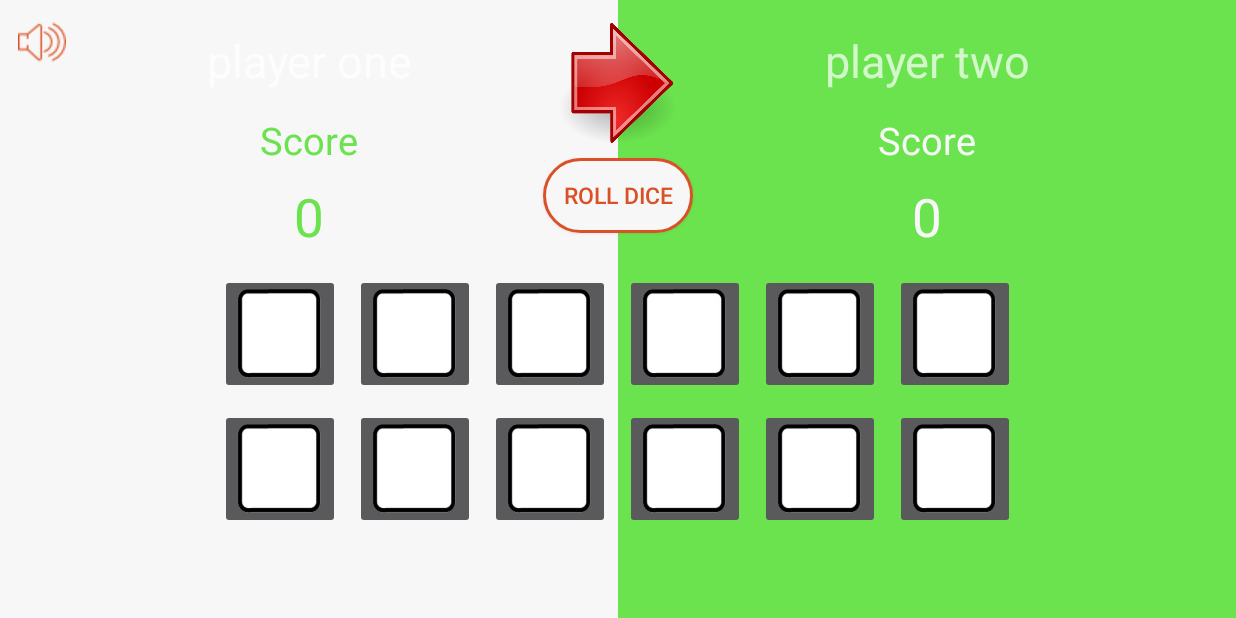
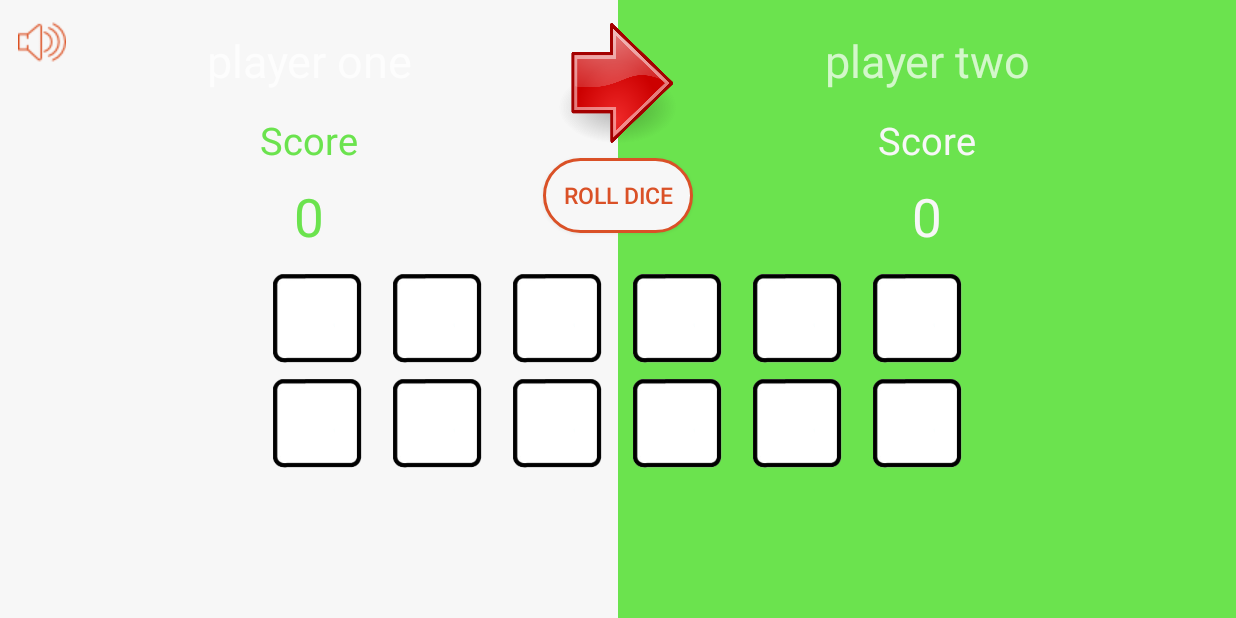
Before and after one commit to benjika/DiceOlympics, an Android app: the MidnightGame screen opened directly, with no data from a screen before it, on a phone screen of 824 x 412 dp (held sideways). Run offline under Robolectric (Android 15) with nearby library versions, the phone set to English and light mode, and no system bars; 2 statements that could not run were skipped.

Commit message:
-to fix GameFunction.rolldice function

```diff
--- a/app/src/main/java/com/example/beni/diceolympics/MidnightGame.java
+++ b/app/src/main/java/com/example/beni/diceolympics/MidnightGame.java
@@ -1,11 +1,17 @@
 package com.example.beni.diceolympics;
 
+import android.content.Intent;
+import android.hardware.SensorManager;
 import android.media.MediaPlayer;
+import android.os.Handler;
 import android.support.v7.app.AppCompatActivity;
 import android.os.Bundle;
 import android.view.View;
+import android.view.animation.Animation;
+import android.view.animation.AnimationUtils;
 import android.widget.Button;
 import android.widget.ImageButton;
+import android.widget.ImageView;
 import android.widget.TextView;
 import android.widget.Toast;
 
@@ -14,8 +20,7 @@ public class MidnightGame extends AppCompatActivity {
     String[] getNamesArr;
     int[] getScores;
 
-    int sum1 = 0;
-    int sum2 = 0;
+    SensorManager shakeManager; //Activates dice shaker
 
     int playerTurn = (int) Math.random() * 2 + 1;
 
@@ -35,6 +40,14 @@ public class MidnightGame extends AppCompatActivity {
 
     TextView PlayerName1;
     TextView PlayerName2;
+    TextView PlayerScore1;
+    TextView PlayerScore2;
+
+    ImageView arrow;
+    Animation changeArrowTo1;
+    Animation changeArrowTo2;
+
+boolean isFirstShake=true;
 
     int[] diceValues = {0, 0, 0, 0, 0, 0};
 
@@ -45,8 +58,7 @@ public class MidnightGame extends AppCompatActivity {
     ImageButton fifthDice_Chosen;
     ImageButton sixthDice_Chosen;
 
-    boolean[] arrayOfValuesChosen = {true, true, true, true, true};
-    int diceAmount = arrayOfValuesChosen.length;
+
     ImageButton[] arrayOfButtonsChosen = {firstDice_Chosen, secondDice_Chosen, thirdDice_Chosen,
             fourthDice_Chosen, fifthDice_Chosen, sixthDice_Chosen};
 
@@ -57,9 +69,11 @@ public class MidnightGame extends AppCompatActivity {
     ImageButton fifthDice_unChosen;
     ImageButton sixthDice_unChosen;
 
-    boolean[] arrayOfValuesUnChosen = {false, false, false, false, false};
+    boolean[] arrayOfValuesUnChosen = {true, true, true, true, true, true};
     ImageButton[] arrayOfButtonsUnChosen = {firstDice_unChosen, secondDice_unChosen,
             thirdDice_unChosen, fourthDice_unChosen, fifthDice_unChosen, sixthDice_unChosen};
+
+    int diceAmount = arrayOfValuesUnChosen.length;
 
     int diceCountCurr = diceAmount;
     int diceCountTot = diceAmount;
@@ -191,8 +205,63 @@ public class MidnightGame extends AppCompatActivity {
             @Override
             public void onClick(View v) {
                 if (playerTurn == 1) {
+                    PlayerScore1.setText(String.valueOf(countDice()));
+                    playerTurn = 2;
+                    arrow.startAnimation(changeArrowTo2);
+                } else {
+                    PlayerScore2.setText(String.valueOf(countDice()));
+                    playerTurn = 1;
+                    arrow.startAnimation(changeArrowTo1);
+                }
 
+                refreshDice();
+
+
+            }
+        });
+
+        EndgameBTN.setOnClickListener(new View.OnClickListener() {
+            @Override
+            public void onClick(View v) {
+                if (playerTurn == 1) {
+                    PlayerScore1.setText(String.valueOf(countDice()));
+                } else {
+                    PlayerScore2.setText(String.valueOf(countDice()));
                 }
+
+                final int player1ScoreINT = Integer.parseInt(PlayerScore1.getText().toString());
+                final int player2ScoreINT = Integer.parseInt(PlayerScore2.getText().toString());
+
+
+                Runnable r = new Runnable() {
+                    @Override
+                    public void run() {
+
+                        final Intent intent =
+                                new Intent(MidnightGame.this, WinnerScreen.class);
+                        intent.putExtra("NameArr", getNamesArr);
+                        intent.putExtra("GameToReplay", "Midnight");
+
+                        if (player1ScoreINT == player2ScoreINT) {
+                            intent.putExtra("WinnerName", 3);
+                        } else if (player1ScoreINT > player2ScoreINT) {
+                            getScores[0]++;
+                            intent.putExtra("WinnerName", 0);
+
+                        } else {
+                            getScores[1]++;
+                            intent.putExtra("WinnerName", 1);
+                        }
+
+                        intent.putExtra("ScoresArr", getScores);
+                        startActivity(intent);
+                        finish();
+                    }
+                };
+
+                Handler handler = new Handler();
+
+                handler.postDelayed(r, 2500);
             }
         });
 
@@ -205,6 +274,17 @@ public class MidnightGame extends AppCompatActivity {
         EndTurnBTN = (Button) findViewById(R.id.midnight_game_endTurn);
         EndgameBTN = (Button) findViewById(R.id.midnight_game_endgame);
 
+        arrow = (ImageView) findViewById(R.id.midnight_turnArrow);
+        changeArrowTo1 = AnimationUtils.loadAnimation(MidnightGame.this, R.anim.arrorflipto1);
+        changeArrowTo2 = AnimationUtils.loadAnimation(MidnightGame.this, R.anim.arrowflipto2);
+        if (playerTurn == 1) arrow.startAnimation(changeArrowTo1);
+        else arrow.startAnimation(changeArrowTo2);
+
+
+        //Activate Shaker
+        shakeManager = (SensorManager) getSystemService(SENSOR_SERVICE);
+        Shaker.setNameOfGame("Midnight");
+        Shaker.startShaker(shakeManager);
 
         firstDice_Chosen = (ImageButton) findViewById(R.id.midnight_game_diceFirst_chosen);
         secondDice_Chosen = (ImageButton) findViewById(R.id.midnight_game_diceSecond_chosen);
@@ -219,6 +299,26 @@ public class MidnightGame extends AppCompatActivity {
         fourthDice_unChosen = (ImageButton) findViewById(R.id.midnight_game_diceFourth_unChosen);
         fifthDice_unChosen = (ImageButton) findViewById(R.id.midnight_game_diceFifth_unChosen);
         sixthDice_unChosen = (ImageButton) findViewById(R.id.midnight_game_diceSixth_unChosen);
+
+        refreshDice();
+
+    }
+
+    void refreshDice() {
+
+        firstDice_Chosen.setImageResource(R.drawable.diceempty);
+        secondDice_Chosen.setImageResource(R.drawable.diceempty);
+        thirdDice_Chosen.setImageResource(R.drawable.diceempty);
+        fourthDice_Chosen.setImageResource(R.drawable.diceempty);
+        fifthDice_Chosen.setImageResource(R.drawable.diceempty);
+        sixthDice_Chosen.setImageResource(R.drawable.diceempty);
+
+        firstDice_unChosen.setImageResource(R.drawable.diceempty);
+        secondDice_unChosen.setImageResource(R.drawable.diceempty);
+        thirdDice_unChosen.setImageResource(R.drawable.diceempty);
+        fourthDice_unChosen.setImageResource(R.drawable.diceempty);
+        fifthDice_unChosen.setImageResource(R.drawable.diceempty);
+        sixthDice_unChosen.setImageResource(R.drawable.diceempty);
 
         firstDice_Chosen.setClickable(false);
         secondDice_Chosen.setClickable(false);
@@ -240,6 +340,19 @@ public class MidnightGame extends AppCompatActivity {
 
         getNamesArr = getIntent().getStringArrayExtra("NameArr");
         getScores = getIntent().getIntArrayExtra("ScoresArr");
+
+        PlayerName1 = (TextView) findViewById(R.id.midnight_game_playerName1);
+        PlayerName2 = (TextView) findViewById(R.id.midnight_game_playerName1);
+
+        PlayerName1.setText(getNamesArr[0]);
+        PlayerName2.setText(getNamesArr[1]);
+
+        PlayerScore1 = (TextView) findViewById(R.id.midnight_game_scorePlayer1);
+        PlayerScore2 = (TextView) findViewById(R.id.midnight_game_scorePlayer2);
+
+        PlayerScore1.setText("0");
+        PlayerScore2.setText("0");
+
     }
 
     void setDice_InAndOut_OfBank(ImageButton diceOld, ImageButton diceNew, int i) {
@@ -275,10 +388,12 @@ public class MidnightGame extends AppCompatActivity {
 
     void UltimateShake() {
 
-        if (diceCountTot == diceCountCurr) {
+        if (diceCountTot == diceCountCurr && !isFirstShake) {
             Toast.makeText(this, R.string.noDiceWereChosen, Toast.LENGTH_SHORT);
             return;
         }
+
+        isFirstShake = false;
 
         diceCountTot = diceCountCurr;
 
@@ -315,6 +430,7 @@ public class MidnightGame extends AppCompatActivity {
     }
 
     void checkButtons() {
+
         if (RollTheDiceBTN.getVisibility() == View.VISIBLE) return;
 
         if (EndgameBTN.getVisibility() == View.VISIBLE) EndgameBTN.setVisibility(View.GONE);
@@ -322,4 +438,23 @@ public class MidnightGame extends AppCompatActivity {
 
         RollTheDiceBTN.setVisibility(View.VISIBLE);
     }
+
+    int countDice() {
+
+        int sum = 0;
+
+        for (int i = 0; i < diceAmount; i++) {
+            sum += diceValues[i];
+
+            if (diceValues[i] == 1) was1 = true;
+            else if (diceValues[i] == 4) was4 = true;
+
+            diceValues[i] = 0;
+        }
+
+        if (was1 && was4) return sum;
+
+        return 0;
+
+    }
 }
--- a/app/src/main/java/com/example/beni/diceolympics/PigdiceGame.java
+++ b/app/src/main/java/com/example/beni/diceolympics/PigdiceGame.java
@@ -209,7 +209,7 @@ public class PigdiceGame extends AppCompatActivity {
         final Intent intent = new Intent(this, WinnerScreen.class);
         intent.putExtra("NameArr", NamesArr);
         intent.putExtra("ScoresArr", Scores);
-        intent.putExtra("WinnerName", NamesArr[nameIndex]);
+        intent.putExtra("WinnerName", nameIndex);
         intent.putExtra("GameToReplay", "Pigdice");
         startActivity(intent);
         finish();
--- a/app/src/main/res/layout-land/activity_midnight_game.xml
+++ b/app/src/main/res/layout-land/activity_midnight_game.xml
@@ -29,7 +29,7 @@
                 android:src="@drawable/unmute" />
 
             <TextView
-                android:id="@+id/midnight_playerName1"
+                android:id="@+id/midnight_game_playerName1"
                 android:layout_width="wrap_content"
                 android:layout_height="wrap_content"
                 android:layout_centerHorizontal="true"
@@ -44,7 +44,7 @@
                 android:id="@+id/midnight_scoreTagPlayer1"
                 android:layout_width="wrap_content"
                 android:layout_height="wrap_content"
-                android:layout_below="@+id/midnight_playerName1"
+                android:layout_below="@+id/midnight_game_playerName1"
                 android:layout_centerHorizontal="true"
                 android:layout_marginTop="15sp"
                 android:text="@string/Score"
@@ -52,7 +52,7 @@
                 android:textSize="25sp" />
 
             <TextView
-                android:id="@+id/midnight_scorePlayer1"
+                android:id="@+id/midnight_game_scorePlayer1"
                 android:layout_width="wrap_content"
                 android:layout_height="wrap_content"
                 android:layout_below="@+id/midnight_scoreTagPlayer1"
@@ -72,7 +72,7 @@
             android:background="@color/colorPrimaryDark">
 
             <TextView
-                android:id="@+id/midnight_playerName2"
+                android:id="@+id/midnight_game_playerName2"
                 android:layout_width="wrap_content"
                 android:layout_height="wrap_content"
                 android:layout_centerHorizontal="true"
@@ -87,7 +87,7 @@
                 android:id="@+id/midnight_scoreTagPlayer2"
                 android:layout_width="wrap_content"
                 android:layout_height="wrap_content"
-                android:layout_below="@+id/midnight_playerName2"
+                android:layout_below="@+id/midnight_game_playerName2"
                 android:layout_centerHorizontal="true"
                 android:layout_marginTop="15sp"
                 android:text="@string/Score"
@@ -95,7 +95,7 @@
                 android:textSize="25sp" />
 
             <TextView
-                android:id="@+id/midnight_scorePlayer2"
+                android:id="@+id/midnight_game_scorePlayer2"
                 android:layout_width="wrap_content"
                 android:layout_height="wrap_content"
                 android:layout_below="@+id/midnight_scoreTagPlayer2"
@@ -167,50 +167,56 @@
 
         <ImageButton
             android:id="@+id/midnight_game_diceFirst_unChosen"
-            android:layout_width="80sp"
-            android:layout_height="80sp"
+            android:layout_width="60sp"
+            android:layout_height="60sp"
             android:layout_gravity="center"
-            android:layout_marginEnd="10sp"
+            android:layout_marginEnd="20sp"
+            android:background="@color/colorPrimary"
             android:scaleType="fitXY"
             android:src="@drawable/diceempty" />
 
         <ImageButton
             android:id="@+id/midnight_game_diceSecond_unChosen"
-            android:layout_width="80sp"
-            android:layout_height="80sp"
+            android:layout_width="60sp"
+            android:layout_height="60sp"
+            android:background="@color/colorPrimary"
             android:scaleType="fitXY"
             android:src="@drawable/diceempty" />
 
         <ImageButton
             android:id="@+id/midnight_game_diceThird_unChosen"
-            android:layout_width="80sp"
-            android:layout_height="80sp"
-            android:layout_marginEnd="10sp"
-            android:layout_marginStart="10sp"
+            android:layout_width="60sp"
+            android:layout_height="60sp"
+            android:layout_marginEnd="20sp"
+            android:layout_marginStart="20sp"
+            android:background="@color/colorPrimary"
             android:scaleType="fitXY"
             android:src="@drawable/diceempty" />
 
         <ImageButton
 
             android:id="@+id/midnight_game_diceFourth_unChosen"
-            android:layout_width="80sp"
-            android:layout_height="80sp"
+            android:layout_width="60sp"
+            android:layout_height="60sp"
+            android:background="@color/colorPrimaryDark"
             android:scaleType="fitXY"
             android:src="@drawable/diceempty" />
 
         <ImageButton
             android:id="@+id/midnight_game_diceFifth_unChosen"
-            android:layout_width="80sp"
-            android:layout_height="80sp"
-            android:layout_marginEnd="10sp"
-            android:layout_marginStart="10sp"
+            android:layout_width="60sp"
+            android:layout_height="60sp"
+            android:layout_marginEnd="20sp"
+            android:layout_marginStart="20sp"
+            android:background="@color/colorPrimaryDark"
             android:scaleType="fitXY"
             android:src="@drawable/diceempty" />
 
         <ImageButton
             android:id="@+id/midnight_game_diceSixth_unChosen"
-            android:layout_width="80sp"
-            android:layout_height="80sp"
+            android:layout_width="60sp"
+            android:layout_height="60sp"
+            android:background="@color/colorPrimaryDark"
             android:scaleType="fitXY"
             android:src="@drawable/diceempty" />
 
@@ -227,49 +233,56 @@
 
         <ImageButton
             android:id="@+id/midnight_game_diceFirst_chosen"
-            android:layout_width="80sp"
-            android:layout_height="80sp"
+            android:layout_width="60sp"
+            android:layout_height="60sp"
             android:layout_gravity="center"
-            android:layout_marginEnd="10sp"
+            android:layout_marginEnd="20sp"
+            android:background="@color/colorPrimary"
             android:scaleType="fitXY"
             android:src="@drawable/diceempty" />
 
         <ImageButton
             android:id="@+id/midnight_game_diceSecond_chosen"
-            android:layout_width="80sp"
-            android:layout_height="80sp"
+            android:layout_width="60sp"
+            android:layout_height="60sp"
+            android:background="@color/colorPrimary"
             android:scaleType="fitXY"
             android:src="@drawable/diceempty" />
 
         <ImageButton
             android:id="@+id/midnight_game_diceThird_chosen"
-            android:layout_width="80sp"
-            android:layout_height="80sp"
-            android:layout_marginEnd="10sp"
-            android:layout_marginStart="10sp"
+            android:layout_width="60sp"
+            android:layout_height="60sp"
+            android:layout_marginEnd="20sp"
+            android:layout_marginStart="20sp"
+            android:background="@color/colorPrimary"
             android:scaleType="fitXY"
+
             android:src="@drawable/diceempty" />
 
         <ImageButton
             android:id="@+id/midnight_game_diceFourth_chosen"
-            android:layout_width="80sp"
-            android:layout_height="80sp"
+            android:layout_width="60sp"
+            android:layout_height="60sp"
+            android:background="@color/colorPrimaryDark"
             android:scaleType="fitXY"
             android:src="@drawable/diceempty" />
 
         <ImageButton
             android:id="@+id/midnight_game_diceFifth_chosen"
-            android:layout_width="80sp"
-            android:layout_height="80sp"
-            android:layout_marginEnd="10sp"
-            android:layout_marginStart="10sp"
+            android:layout_width="60sp"
+            android:layout_height="60sp"
+            android:layout_marginEnd="20sp"
+            android:layout_marginStart="20sp"
+            android:background="@color/colorPrimaryDark"
             android:scaleType="fitXY"
             android:src="@drawable/diceempty" />
 
         <ImageButton
             android:id="@+id/midnight_game_diceSixth_chosen"
-            android:layout_width="80sp"
-            android:layout_height="80sp"
+            android:layout_width="60sp"
+            android:layout_height="60sp"
+            android:background="@color/colorPrimaryDark"
             android:scaleType="fitXY"
             android:src="@drawable/diceempty" />
 
```
Also changed, not shown: app/src/main/java/com/example/beni/diceolympics/MidnightEntrance.java (+5 -6 lines), app/src/main/java/com/example/beni/diceolympics/WinnerScreen.java (+8 -4 lines).
